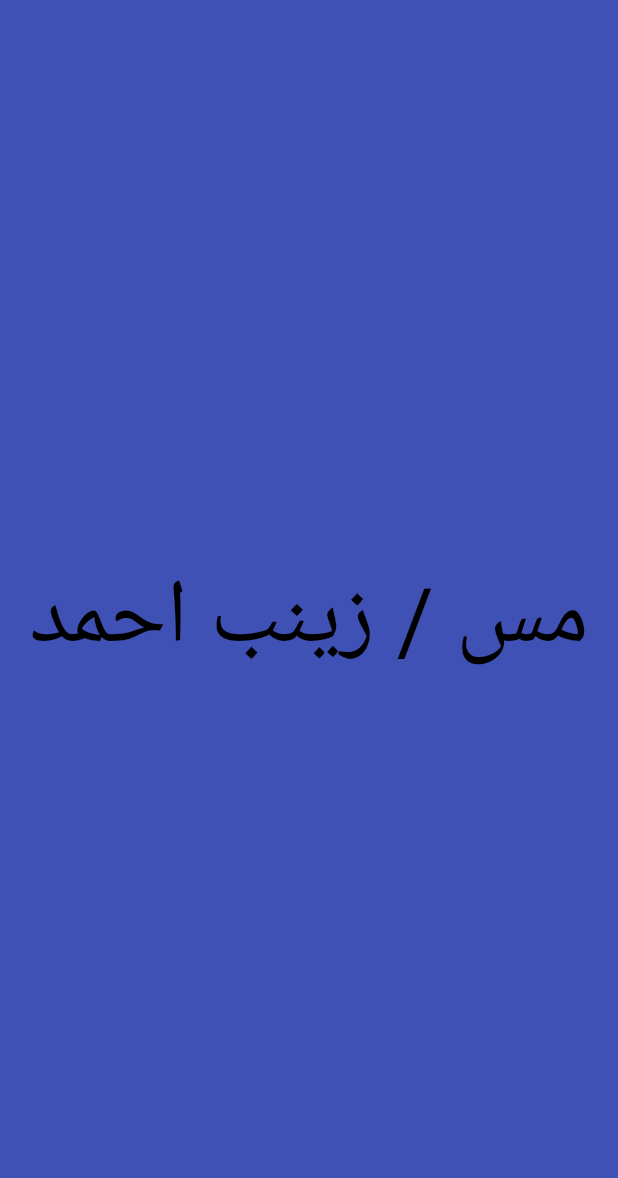
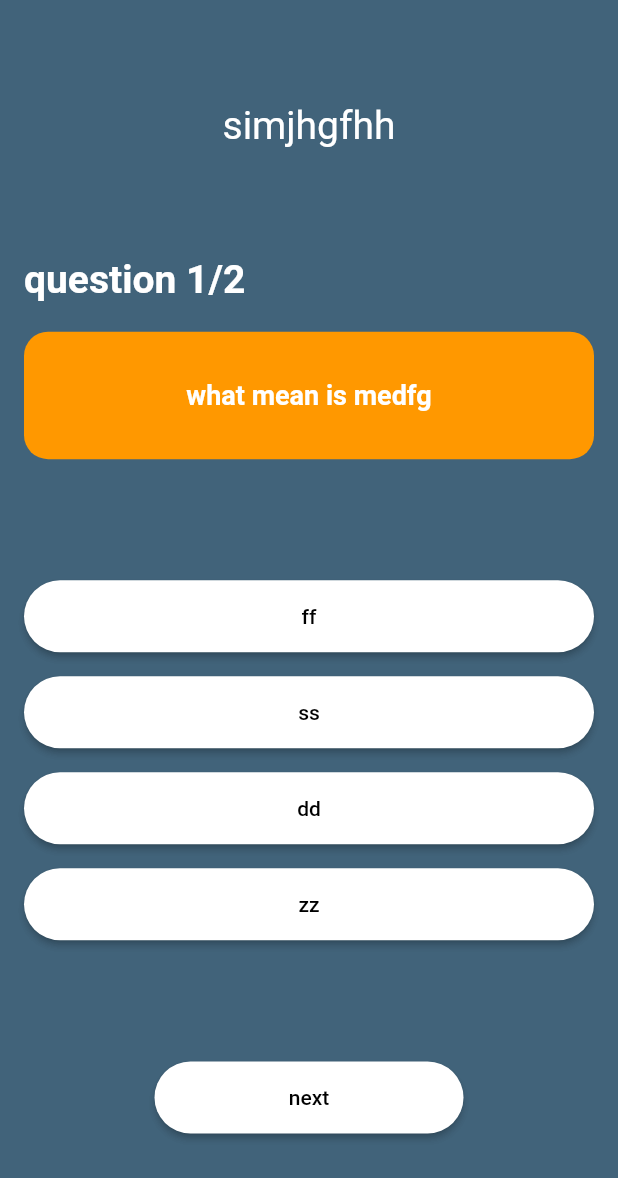
Before and after one commit to zeinabAhmedHamza/my-letters, a Flutter app: the screen it shows after launch, on a phone screen of 412 x 824 dp. Shown: the top 1178 px of the screen. Run offline on Flutter 3.47's test engine with Material 2 defaults, Android fonts, the phone set to English and light mode, and no system bars; drawn by our look-alikes of animated_text_kit; our stand-ins replace curved_navigation_bar, lottie; Roboto replaces fonts that are missing (CairoPlay); project files that could hold a hidden picture were left out.

Commit message:
add quize

```diff
--- a/lib/item.dart/intro.dart
+++ b/lib/item.dart/intro.dart
@@ -36,7 +36,8 @@ class intro extends StatelessWidget {
             onTap: () {
            Navigator.of(context).pushReplacementNamed('/homepage');
             },
-            child: Lottie.network('https://assets5.lottiefiles.com/packages/lf20_sXVZLv.json'),),
+            child: Lottie.network('https://assets5.lottiefiles.com/packages/lf20_sXVZLv.json'),
+            ),
 
         ],),
       )
--- a/lib/main.dart
+++ b/lib/main.dart
@@ -1,3 +1,9 @@
+
+
+
+
+
+import 'package:arabic_letters/quize.dart/homequize.dart';
 import 'package:flutter/material.dart';
 import 'package:arabic_letters/item.dart/intro.dart';
 import 'package:arabic_letters/screen.dart/aaaa.dart';
@@ -53,8 +59,10 @@ class MyApp extends StatelessWidget {
          ),
 
           debugShowCheckedModeBanner: false,
-        initialRoute:'/splash',
+        initialRoute: '/homequize',
             routes: {
+
+         '/homequize':(context) => homequize(),
           '/intro':(context) => const intro(),
           '/splash':(context) => splashscreen(),
           '/homepage':(context) => homepage(),
--- /dev/null
+++ b/lib/quize.dart/homequize.dart
@@ -0,0 +1,159 @@
+import 'package:arabic_letters/quize.dart/quizemodel.dart';
+import 'package:flutter/material.dart';
+
+class homequize extends StatefulWidget {
+  homequize({Key? key}) : super(key: key);
+
+  @override
+  State<homequize> createState() => _homequizeState();
+}
+
+class _homequizeState extends State<homequize> {
+  List<question> questionlist = getquestion();
+  int curentquestionindex = 0;
+  int score = 0;
+  answer? selectedanswer;
+
+  @override
+  Widget build(BuildContext context) {
+    return Scaffold(
+      backgroundColor: const Color.fromARGB(450, 5, 50, 80),
+      body: Container(
+        margin: const EdgeInsets.symmetric(horizontal: 16, vertical: 32),
+        child: Column(
+          mainAxisAlignment: MainAxisAlignment.spaceAround,
+          children: [
+            const Text(
+              'simjhgfhh',
+              style: TextStyle(color: Colors.white, fontSize: 26),
+            ),
+            _quistwidget(),
+            _answerlist(),
+            _nextbotton(),
+          ],
+        ),
+      ),
+    );
+  }
+
+  _quistwidget() {
+    return Column(
+      crossAxisAlignment: CrossAxisAlignment.start,
+      mainAxisAlignment: MainAxisAlignment.center,
+      children: [
+        Text(
+          'question ${curentquestionindex + 1}/${questionlist.length.toString()}',
+          style: const TextStyle(
+              color: Colors.white, fontSize: 26, fontWeight: FontWeight.bold),
+        ),
+        const SizedBox(
+          height: 20,
+        ),
+        Container(
+          alignment: Alignment.center,
+          padding: const EdgeInsets.all(32),
+          width: double.infinity,
+          decoration: BoxDecoration(
+            color: Colors.orange,
+            borderRadius: BorderRadius.circular(16),
+          ),
+          child: Text(
+            questionlist[curentquestionindex].questiontext,
+            style: const TextStyle(
+                color: Colors.white, fontSize: 18, fontWeight: FontWeight.bold),
+          ),
+        ),
+      ],
+    );
+  }
+
+  _answerlist() {
+    return Column(
+      children: questionlist[curentquestionindex]
+          .answerlist
+          .map(
+            (e) => _answerbotton(e),
+          )
+          .toList(),
+    );
+  }
+
+  Widget _answerbotton(answer nswer) {
+    bool isselect = nswer == selectedanswer;
+
+    return Container(
+      margin: const EdgeInsets.symmetric(vertical: 8),
+      width: double.infinity,
+      height: 48,
+      child: ElevatedButton(
+          onPressed: () {
+            if (selectedanswer == null) {
+              if (nswer.iscorrect) {
+                score++;
+              }
+              setState(() {
+                selectedanswer = nswer;
+              });
+            }
+          },
+          style: ElevatedButton.styleFrom(
+            shape: const StadiumBorder(),
+            backgroundColor: isselect ? Colors.pink : Colors.white,
+          ),
+          child: Text(nswer.answertext)),
+    );
+  }
+
+  _nextbotton() {
+    bool islastquestion = false;
+    if (curentquestionindex == questionlist.length - 1) {
+      islastquestion = true;
+    }
+
+    return Container(
+      width: MediaQuery.of(context).size.width * 0.5,
+      height: 48,
+      child: ElevatedButton(
+          onPressed: () {
+            if (islastquestion) {
+              showDialog(context: context, builder: (_) => _showscoredio());
+            } else {
+              setState(() {
+                selectedanswer = null;
+                curentquestionindex++;
+              });
+            }
+          },
+          style: ElevatedButton.styleFrom(
+            shape: const StadiumBorder(),
+            backgroundColor: Colors.white,
+          ),
+          child: Text(islastquestion ? 'sumbmet' : 'next')),
+    );
+  }
+
+  _showscoredio() {
+    bool ispassed = false;
+
+    if (score >= questionlist.length * 0.6) {
+      ispassed = true;
+    }
+
+    String titlee = ispassed ? 'passed' : 'failed';
+
+    return AlertDialog(
+      title: Text(
+        titlee + ' score is $score',
+        style: const TextStyle(color: Colors.green,fontSize: 40),
+      ),
+      content: ElevatedButton(onPressed: (){
+        Navigator.pop(context);
+      setState(() {
+          curentquestionindex=0;
+        score=0;
+        selectedanswer=null;
+      });
+      }, child: const Text('restart')),
+    );
+  }
+}
--- /dev/null
+++ b/lib/quize.dart/quizemodel.dart
@@ -0,0 +1,49 @@
+
+
+
+class question{
+  final String questiontext;
+  final List <answer> answerlist;
+
+  question(this.questiontext, this.answerlist);
+
+
+}
+
+class answer{
+
+final String answertext;
+final bool iscorrect;
+
+  answer(this.answertext, this.iscorrect);
+
+}
+
+List<question> getquestion(){
+
+List<question> list =[];
+
+   list.add(
+  question('what mean is medfg',
+  [
+       answer('ff', false),
+        answer('ss', false),
+         answer('dd', true),
+          answer('zz', false),
+  ]
+
+  ));
+
+  list.add(
+  question('what mean is number',
+  [
+       answer('1', false),
+        answer('5', false),
+         answer('8', false),
+          answer('2', true),
+  ]
+
+  ));
+
+  return list;
+}
--- a/lib/screen.dart/bbbb.dart
+++ b/lib/screen.dart/bbbb.dart
@@ -57,8 +57,8 @@ bottomNavigationBar:  mybotton(nameafterletter: 'حرف ب',
             picturetwoletter: 'https://assets9.lottiefiles.com/packages/lf20_6wA0Oc.json',
             wordtwoletter: 'بقرة',
            // wordalltwoletter: 'قره',
-            picturethreeletter: 'https://assets10.lottiefiles.com/packages/lf20_zUShxQMjqI.json',
-            wordthreeletter: 'بطاطس',
+            picturethreeletter: 'https://assets6.lottiefiles.com/packages/lf20_bh8q8hds.json',
+            wordthreeletter: 'بيض',
             //wordallthreeletter: 'طاطس',
 
           ),
--- a/lib/splashscreen.dart
+++ b/lib/splashscreen.dart
@@ -1,3 +1,5 @@
+
+
 import 'package:flutter/material.dart';
 
 import 'package:animated_text_kit/animated_text_kit.dart';
@@ -57,7 +59,9 @@ class _splashscreenState extends State<splashscreen> {
 
 
                 ],
-              ))),
+              ),
+              ),
+              ),
     );
   }
 }
```
Also changed, not shown: images/apple.png (added), images/carrots.png (added), images/duck.png (added), images/ice-cube.png (added), images/peace.png (added), images/rabbit.png (added), images/sheep.png (added).
